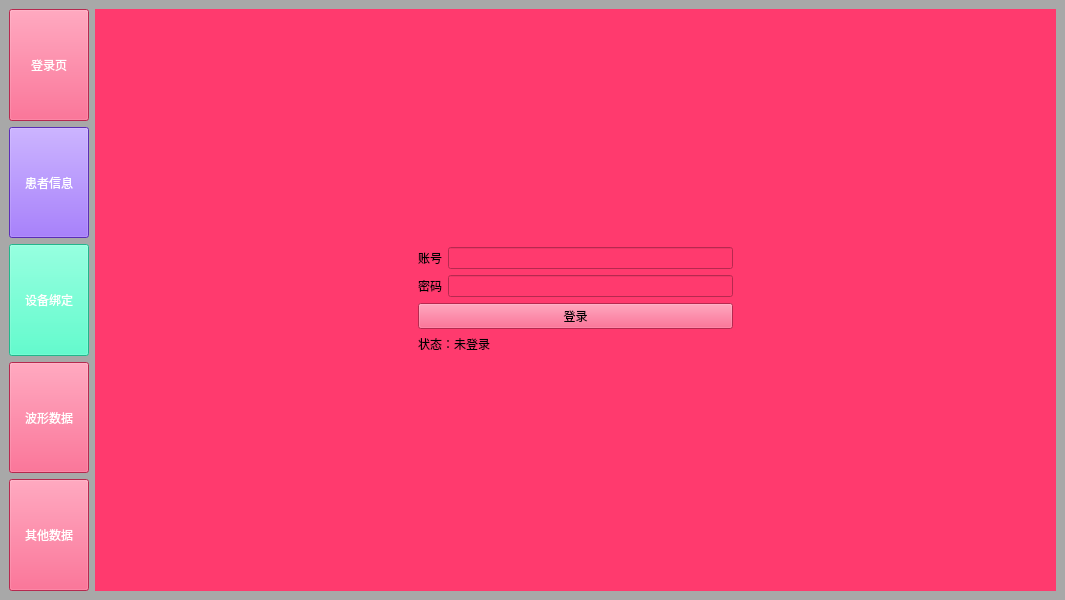
Qt form healthProjAdmin/mainwindow.ui (HEU-F8-PRACTICE/healthProjAdmin) before a commit.
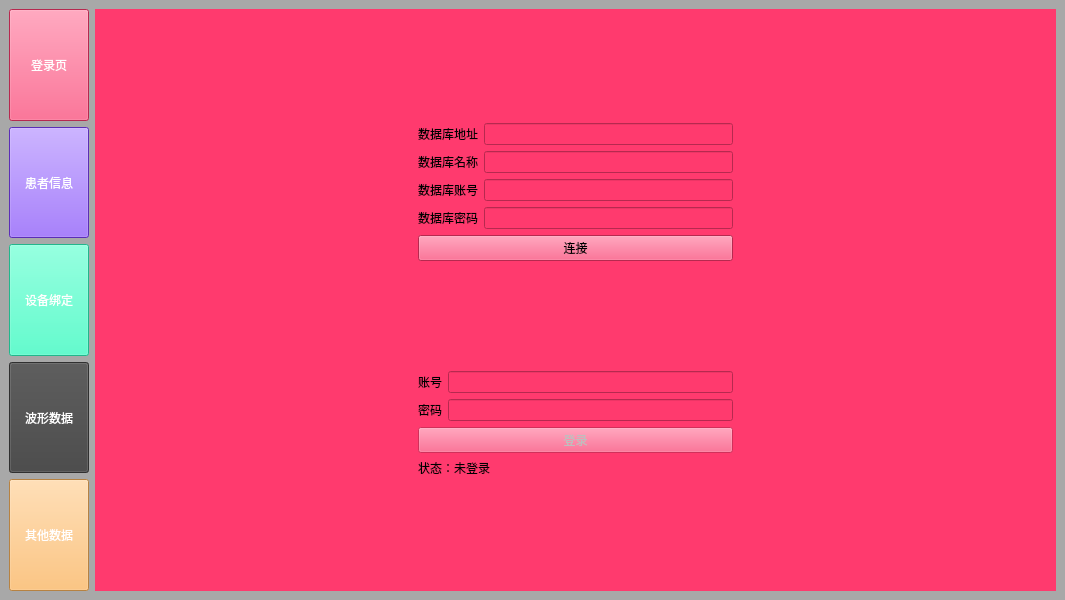
The same form after that commit. The open tabs and pages were chosen to show the change. Custom widgets are drawn as their Qt base class.

```diff
--- a/healthProjAdmin/mainwindow.ui
+++ b/healthProjAdmin/mainwindow.ui
@@ -84,7 +84,7 @@
         </property>
         <property name="styleSheet">
          <string notr="true">color: rgb(255, 255, 255);
-background-color: rgb(255, 58, 110);
+background-color: rgb(67, 67, 67);
 border-width: 0px;</string>
         </property>
         <property name="text">
@@ -102,7 +102,7 @@
         </property>
         <property name="styleSheet">
          <string notr="true">color: rgb(255, 255, 255);
-background-color: rgb(255, 58, 110);
+background-color: rgb(255, 182, 92);
 border-width: 0px;</string>
         </property>
         <property name="text">
@@ -122,33 +122,117 @@
        <number>2</number>
       </property>
       <widget class="QWidget" name="loginPage">
-       <layout class="QHBoxLayout" name="horizontalLayout_5">
+       <layout class="QHBoxLayout" name="horizontalLayout_25">
+        <item>
+         <layout class="QHBoxLayout" name="horizontalLayout_24">
+          <item>
+           <spacer name="horizontalSpacer">
+            <property name="orientation">
+             <enum>Qt::Horizontal</enum>
+            </property>
+            <property name="sizeHint" stdset="0">
+             <size>
+              <width>40</width>
+              <height>20</height>
+             </size>
+            </property>
+           </spacer>
+          </item>
+          <item>
+           <layout class="QVBoxLayout" name="verticalLayout_13">
+            <item>
+             <spacer name="verticalSpacer_4">
+              <property name="orientation">
+               <enum>Qt::Vertical</enum>
+              </property>
+              <property name="sizeHint" stdset="0">
+               <size>
+                <width>20</width>
+                <height>40</height>
+               </size>
+              </property>
+             </spacer>
+            </item>
         <item>
          <layout class="QVBoxLayout" name="verticalLayout_3">
-          <item>
-           <spacer name="verticalSpacer">
-            <property name="orientation">
-             <enum>Qt::Vertical</enum>
-            </property>
-            <property name="sizeHint" stdset="0">
-             <size>
-              <width>20</width>
-              <height>40</height>
-             </size>
-            </property>
-           </spacer>
-          </item>
           <item>
            <layout class="QHBoxLayout" name="horizontalLayout_4">
             <item>
-             <spacer name="horizontalSpacer">
+                 <widget class="QLabel" name="label_16">
+                  <property name="text">
+                   <string>数据库地址</string>
+                  </property>
+                 </widget>
+                </item>
+                <item>
+                 <widget class="QLineEdit" name="dbIPEdit"/>
+                </item>
+               </layout>
+              </item>
+              <item>
+               <layout class="QHBoxLayout" name="horizontalLayout_5">
+                <item>
+                 <widget class="QLabel" name="label_17">
+                  <property name="text">
+                   <string>数据库名称</string>
+                  </property>
+                 </widget>
+                </item>
+                <item>
+                 <widget class="QLineEdit" name="dbnameEdit"/>
+                </item>
+               </layout>
+              </item>
+              <item>
+               <layout class="QHBoxLayout" name="horizontalLayout_22">
+                <item>
+                 <widget class="QLabel" name="label_18">
+                  <property name="text">
+                   <string>数据库账号</string>
+                  </property>
+                 </widget>
+                </item>
+                <item>
+                 <widget class="QLineEdit" name="dbaccountEdit"/>
+                </item>
+               </layout>
+              </item>
+              <item>
+               <layout class="QHBoxLayout" name="horizontalLayout_23">
+                <item>
+                 <widget class="QLabel" name="label_19">
+                  <property name="text">
+                   <string>数据库密码</string>
+                  </property>
+                 </widget>
+                </item>
+                <item>
+                 <widget class="QLineEdit" name="dbPasswordEdit">
+                  <property name="echoMode">
+                   <enum>QLineEdit::Password</enum>
+                  </property>
+                 </widget>
+                </item>
+               </layout>
+              </item>
+              <item>
+               <widget class="QPushButton" name="connectBtn">
+                <property name="text">
+                 <string>连接</string>
+                </property>
+               </widget>
+              </item>
+             </layout>
+            </item>
+            <item>
+             <spacer name="verticalSpacer">
               <property name="orientation">
-               <enum>Qt::Horizontal</enum>
+               <enum>Qt::Vertical</enum>
               </property>
               <property name="sizeHint" stdset="0">
                <size>
-                <width>40</width>
-                <height>20</height>
+                <width>20</width>
+                <height>40</height>
                </size>
               </property>
              </spacer>
@@ -189,6 +273,9 @@
               </item>
               <item>
                <widget class="QPushButton" name="pushButton">
+                <property name="enabled">
+                 <bool>false</bool>
+                </property>
                 <property name="text">
                  <string>登录</string>
                 </property>
@@ -204,21 +291,6 @@
              </layout>
             </item>
             <item>
-             <spacer name="horizontalSpacer_2">
-              <property name="orientation">
-               <enum>Qt::Horizontal</enum>
-              </property>
-              <property name="sizeHint" stdset="0">
-               <size>
-                <width>40</width>
-                <height>20</height>
-               </size>
-              </property>
-             </spacer>
-            </item>
-           </layout>
-          </item>
-          <item>
            <spacer name="verticalSpacer_2">
             <property name="orientation">
              <enum>Qt::Vertical</enum>
@@ -233,6 +305,21 @@
           </item>
          </layout>
         </item>
+          <item>
+           <spacer name="horizontalSpacer_2">
+            <property name="orientation">
+             <enum>Qt::Horizontal</enum>
+            </property>
+            <property name="sizeHint" stdset="0">
+             <size>
+              <width>40</width>
+              <height>20</height>
+             </size>
+            </property>
+           </spacer>
+          </item>
+         </layout>
+        </item>
        </layout>
       </widget>
       <widget class="QWidget" name="patientPage">
@@ -576,6 +663,14 @@
    </layout>
   </widget>
  </widget>
+ <customwidgets>
+  <customwidget>
+   <class>PlotWidget</class>
+   <extends>QWidget</extends>
+   <header>PlotWidget.h</header>
+   <container>1</container>
+  </customwidget>
+ </customwidgets>
  <resources/>
  <connections/>
 </ui>
```
Left out of the diff: 148 changed lines with no effect on the pictures. Lines whose indentation alone changed are shown as unchanged.
